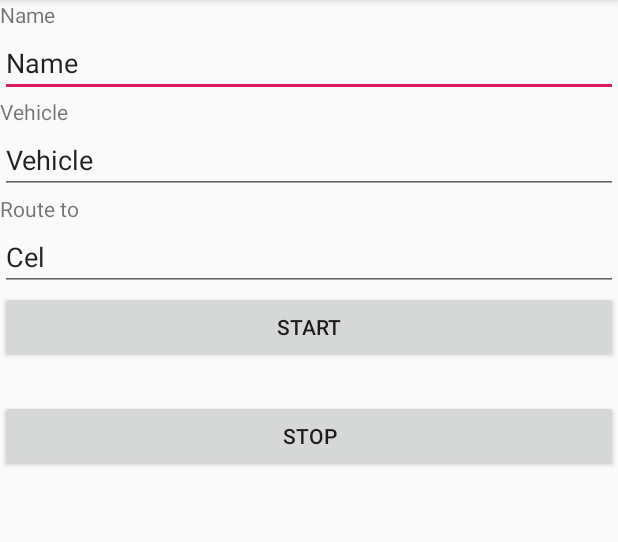
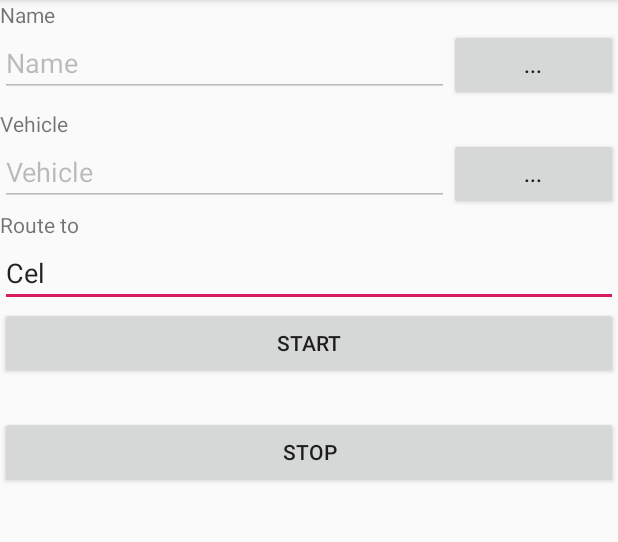
Before and after one commit to Andrzej1959/AutoPum, an Android app: the screen it shows after launch (MainActivity), on a phone screen of 412 x 824 dp, the part 84-626 px from its top. Run offline under Robolectric (Android 15) with nearby library versions, the phone set to English and light mode, and no system bars.

Commit message:
Poprawki przed Krakowem

```diff
--- a/app/src/main/AndroidManifest.xml
+++ b/app/src/main/AndroidManifest.xml
@@ -16,10 +16,12 @@
         android:roundIcon="@mipmap/ic_launcher_round"
         android:supportsRtl="true"
         android:theme="@style/AppTheme">
+        <activity android:name=".DaneActivity"></activity>
+
         <service
             android:name=".ServiceGps"
             android:enabled="true"
-            android:exported="true"></service>
+            android:exported="true" />
 
         <activity android:name=".MainActivity">
             <intent-filter>
--- a/app/src/main/java/com/example/autopum/MainActivity.java
+++ b/app/src/main/java/com/example/autopum/MainActivity.java
@@ -22,11 +22,11 @@ public class MainActivity extends AppCompatActivity {
     public static String RESTURL = "http://lukan.sytes.net:1880/";
 
     public Button buttonStart;
+    public Button buttonKierowca;
     public EditText editPojazd;
     public EditText editKierowca;
     public EditText editCel;
     public TextView textIdTrasy;
-
 
     @Override
     protected void onCreate(Bundle savedInstanceState) {
@@ -44,39 +44,29 @@ public class MainActivity extends AppCompatActivity {
         }
 
         buttonStart =  findViewById(R.id.buttonStart);
+        buttonKierowca =  findViewById(R.id.buttonKierowca);
         editKierowca = findViewById(R.id.editKierowca);
         editPojazd =   findViewById(R.id.editPojazd);
         editCel =      findViewById(R.id.editCel);
         textIdTrasy =  findViewById(R.id.textIdTrasy);
-       // if (savedInstanceState != null) id_trasy = savedInstanceState.getString("id_trasy");
-
-        if(id_trasy != null) textIdTrasy.setText("Trasa nr: " + id_trasy);
-        if(kierowca != null) editKierowca.setText(kierowca);
     }
-//----------------------------------------------------------------------------------- chyba wyrzucić
-    /*
-    @Override
-    protected void onSaveInstanceState(Bundle outState) {
-        super.onSaveInstanceState(outState);
-        outState.putString("id_trasy", "kokkokokokokoook");
-    }
-
-    @Override
-    protected void onRestoreInstanceState(Bundle savedInstanceState) {
-        super.onRestoreInstanceState(savedInstanceState);
-
-        Toast.makeText(this,"Restore", Toast.LENGTH_LONG).show();
-
-      //  textIdTrasy.setText("Trasa nr: " + savedInstanceState.getString("id_trasy"));
-    }
-*/
-    //----------------------------------------------------------------------------------- chyba wyrzucić
 
     public static String ID_TRASY ="ip";   //Identyfikator do wiadomości do usługi
     public static String id_trasy;
-    public static String kierowca;
+    public static String kierowca = "Name";
+    public static String pojazd = "Vehicle";
     public JSONObject odp;
-   // public Intent intentGps;
+
+    @Override
+    protected void onPostResume() {
+        super.onPostResume();
+
+        if(id_trasy != null) textIdTrasy.setText("Trasa nr: " + id_trasy);
+        else textIdTrasy.setText("");
+
+        if(kierowca != null) editKierowca.setText(kierowca);
+        if(pojazd != null) editPojazd.setText(pojazd);
+    }
 
     public void onClickStart(View v) throws InterruptedException {
 
@@ -111,7 +101,9 @@ public class MainActivity extends AppCompatActivity {
             }
 
             textIdTrasy.setText("Trasa nr: " + id_trasy);
-            intentGps = new Intent(MainActivity.this, ServiceGps.class);
+
+            if(intentGps == null) intentGps = new Intent(MainActivity.this, ServiceGps.class);
+
             intentGps.putExtra(ID_TRASY, id_trasy);
             intentGps.putExtra("name", editCel.getText().toString() + id_trasy);
             startService(intentGps);
@@ -126,11 +118,20 @@ public class MainActivity extends AppCompatActivity {
     public static Intent intentGps;
 
     public void onClickStop(View v){
-
         stopService(intentGps);
         buttonStart.setEnabled(true);
         id_trasy = null;
-        //this.finish();
     }
 
+    public void onClickKierowca(View v){
+        Intent intent = new Intent(MainActivity.this, DaneActivity.class);
+        intent.putExtra("lista", "listakierowcow");
+        startActivity(intent);
+    }
+
+    public void onClickPojazd(View v){
+        Intent intent = new Intent(MainActivity.this, DaneActivity.class);
+        intent.putExtra("lista", "listapojazdow");
+        startActivity(intent);
+    }
 }
--- a/app/src/main/res/layout/activity_main.xml
+++ b/app/src/main/res/layout/activity_main.xml
@@ -17,13 +17,28 @@
             android:layout_height="wrap_content"
             android:text="Name" />
 
+        <LinearLayout
+            android:layout_width="match_parent"
+            android:layout_height="53dp"
+            android:orientation="horizontal">
+
             <EditText
                 android:id="@+id/editKierowca"
-            android:layout_width="match_parent"
+                android:layout_width="299dp"
                 android:layout_height="wrap_content"
                 android:ems="10"
+                android:enabled="false"
                 android:inputType="textPersonName"
                 android:text="Name" />
+
+            <Button
+                android:id="@+id/buttonKierowca"
+                android:layout_width="wrap_content"
+                android:layout_height="wrap_content"
+                android:layout_weight="1"
+                android:onClick="onClickKierowca"
+                android:text="..." />
+        </LinearLayout>
 
         <TextView
             android:id="@+id/textView2"
@@ -31,13 +46,29 @@
             android:layout_height="wrap_content"
             android:text="Vehicle" />
 
+        <LinearLayout
+            android:layout_width="match_parent"
+            android:layout_height="48dp"
+            android:orientation="horizontal">
+
             <EditText
                 android:id="@+id/editPojazd"
-            android:layout_width="match_parent"
+                android:layout_width="299dp"
                 android:layout_height="wrap_content"
+                android:editable="false"
                 android:ems="10"
+                android:enabled="false"
                 android:inputType="textPersonName"
                 android:text="Vehicle" />
+
+            <Button
+                android:id="@+id/buttonPojazd"
+                android:layout_width="wrap_content"
+                android:layout_height="wrap_content"
+                android:layout_weight="1"
+                android:onClick="onClickPojazd"
+                android:text="..." />
+        </LinearLayout>
 
         <TextView
             android:id="@+id/textView3"
--- a/build.gradle
+++ b/build.gradle
@@ -7,7 +7,7 @@ buildscript {
 
     }
     dependencies {
-        classpath 'com.android.tools.build:gradle:3.3.2'
+        classpath 'com.android.tools.build:gradle:3.4.0'
 
         // NOTE: Do not place your application dependencies here; they belong
         // in the individual module build.gradle files
```
Also changed, not shown: app/src/main/java/com/example/autopum/DaneActivity.java (added, +90 -0 lines), app/src/main/java/com/example/autopum/SendJSON.java (+70 -3 lines), app/src/main/java/com/example/autopum/ServiceGps.java (+17 -10 lines), app/src/main/res/layout/activity_dane.xml (added, +13 -0 lines), gradle/wrapper/gradle-wrapper.properties. Lines whose indentation alone changed are shown as unchanged.
